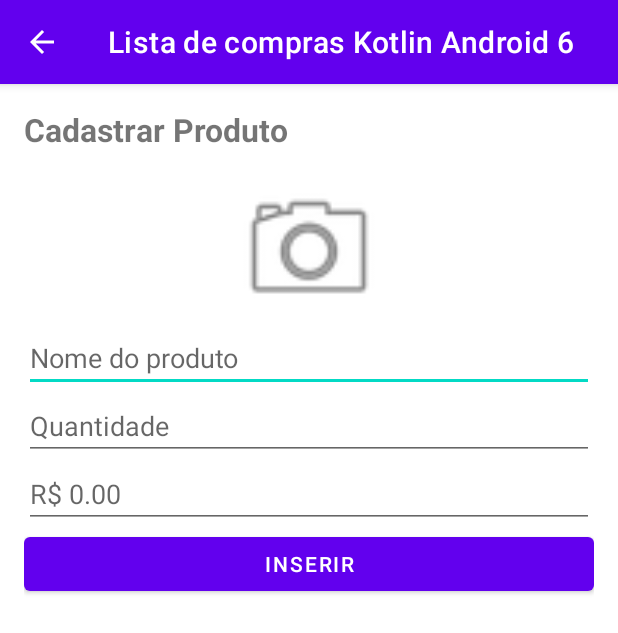
After one commit to kleberfort/lista-compras-em-kotlin, an Android app: the CadastroActivity screen opened directly, with no data from a screen before it, on a phone screen of 412 x 824 dp. The commit adds this screen. Shown: the top 633 px of the screen. Run offline under Robolectric (Android 15) with nearby library versions, the phone set to English and light mode, and no system bars.

Commit message:
implementado a segunda versão do aplicativo, onde criamos um novo layout para nossa lista, como isso foi preciso criar uma classe Adaptadora para esse layout e no final, foi adicionado uma funcao de abriar a galeria de fotos e selecionar uma foto para exibicao dendro do app

```diff
--- /dev/null
+++ b/app/src/main/java/livrokotlin/com/br/Produto.kt
@@ -0,0 +1,5 @@
+package livrokotlin.com.br
+
+import android.graphics.Bitmap
+
+data class Produto (val nome:String, val quantidade:Int, val valor:Double, val foto:Bitmap? = null)
--- /dev/null
+++ b/app/src/main/res/layout/activity_cadastro.xml
@@ -0,0 +1,54 @@
+<?xml version="1.0" encoding="utf-8"?>
+<LinearLayout xmlns:android="http://schemas.android.com/apk/res/android"
+    xmlns:app="http://schemas.android.com/apk/res-auto"
+    xmlns:tools="http://schemas.android.com/tools"
+    android:id="@+id/main"
+    android:orientation="vertical"
+    android:padding="16dp"
+    android:layout_width="match_parent"
+    android:layout_height="match_parent"
+    tools:context=".CadastroActivity">
+
+    <TextView
+        android:layout_width="match_parent"
+        android:layout_height="wrap_content"
+        android:text="Cadastrar Produto"
+        android:textStyle="bold"
+        android:textSize="21sp"
+        android:layout_marginBottom="15dp"/>
+
+    <ImageView
+        android:layout_width="100dp"
+        android:layout_height="100dp"
+        android:src="@android:drawable/ic_menu_camera"
+        android:id="@+id/img_foto_produto"
+        android:layout_gravity="center_horizontal"/>
+
+    <EditText
+        android:layout_width="match_parent"
+        android:layout_height="wrap_content"
+        android:id="@+id/txt_produto"
+        android:hint="Nome do produto"/>
+
+    <EditText
+        android:layout_width="match_parent"
+        android:layout_height="wrap_content"
+        android:id="@+id/txt_qtd"
+        android:inputType="number"
+        android:hint="Quantidade"/>
+
+    <EditText
+        android:layout_width="match_parent"
+        android:layout_height="wrap_content"
+        android:id="@+id/txt_valor"
+        android:inputType="numberDecimal"
+        android:hint="R$ 0.00"/>
+
+    <Button
+        android:layout_width="match_parent"
+        android:layout_height="wrap_content"
+        android:text="inserir"
+        android:id="@+id/btn_inserir"/>
+
+
+</LinearLayout>
--- a/build.gradle.kts
+++ b/build.gradle.kts
@@ -1,3 +1,5 @@
+
+
 // Top-level build file where you can add configuration options common to all sub-projects/modules.
 plugins {
     alias(libs.plugins.android.application) apply false
```
Also changed, not shown: app/src/main/AndroidManifest.xml (+9 -3 lines), app/src/main/java/livrokotlin/com/br/CadastroActivity.kt (added, +81 -0 lines), app/src/main/java/livrokotlin/com/br/MainActivity.kt (+50 -20 lines), app/src/main/java/livrokotlin/com/br/ProdutoAdapter.kt (added, +44 -0 lines), app/src/main/java/livrokotlin/com/br/ProdutoAdapter2.kt (added, +55 -0 lines), app/src/main/java/livrokotlin/com/br/Utils.kt (added, +9 -0 lines), app/src/main/res/drawable/ic_menu_camera.xml (added, +7 -0 lines), app/src/main/res/layout/activity_main.xml (+11 -8 lines), app/src/main/res/layout/list_view_item.xml (added, +63 -0 lines).
